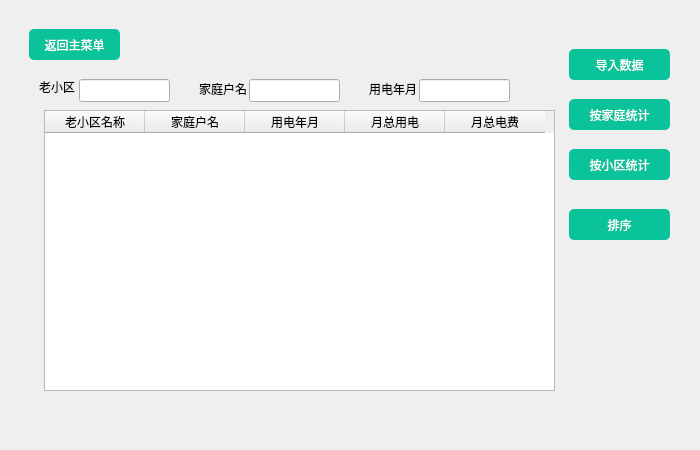
Old version of the form ElecSystem/Employee.ui in the repository RongjunZhou/ElecSys.
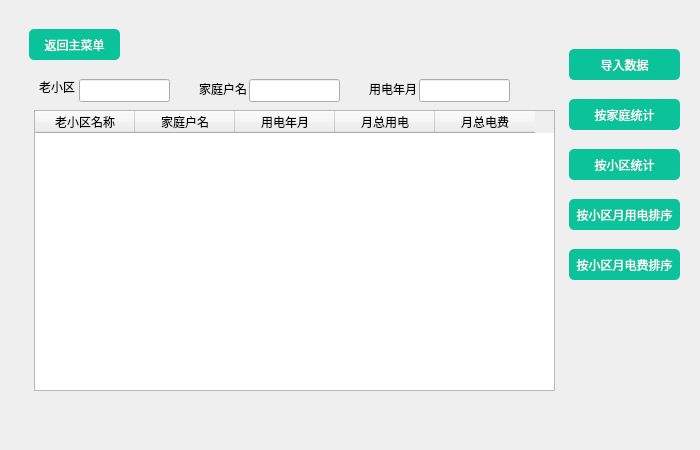
New version of the form. The open tabs and pages were chosen to show the change. Icons and pictures are not drawn.

Commit message: new:完善代码

Diff of the .ui file:
```diff
--- a/ElecSystem/Employee.ui
+++ b/ElecSystem/Employee.ui
@@ -311,9 +311,9 @@
        <widget class="QTableWidget" name="tableWidget_2">
         <property name="geometry">
          <rect>
-          <x>35</x>
+          <x>25</x>
           <y>101</y>
-          <width>511</width>
+          <width>521</width>
           <height>281</height>
          </rect>
         </property>
@@ -417,7 +417,7 @@
          <rect>
           <x>560</x>
           <y>40</y>
-          <width>101</width>
+          <width>111</width>
           <height>31</height>
          </rect>
         </property>
@@ -433,7 +433,7 @@
          <rect>
           <x>560</x>
           <y>90</y>
-          <width>101</width>
+          <width>111</width>
           <height>31</height>
          </rect>
         </property>
@@ -449,7 +449,7 @@
          <rect>
           <x>560</x>
           <y>140</y>
-          <width>101</width>
+          <width>111</width>
           <height>31</height>
          </rect>
         </property>
@@ -464,8 +464,8 @@
         <property name="geometry">
          <rect>
           <x>560</x>
-          <y>200</y>
-          <width>101</width>
+          <y>190</y>
+          <width>111</width>
           <height>31</height>
          </rect>
         </property>
@@ -473,7 +473,23 @@
          <string notr="true">font: 10pt &quot;微软雅黑&quot;;</string>
         </property>
         <property name="text">
-         <string>排序</string>
+         <string>按小区月用电排序</string>
+        </property>
+       </widget>
+       <widget class="QPushButton" name="pushButton_20">
+        <property name="geometry">
+         <rect>
+          <x>560</x>
+          <y>240</y>
+          <width>111</width>
+          <height>31</height>
+         </rect>
+        </property>
+        <property name="styleSheet">
+         <string notr="true">font: 10pt &quot;微软雅黑&quot;;</string>
+        </property>
+        <property name="text">
+         <string>按小区月电费排序</string>
         </property>
        </widget>
       </widget>
```
The commit also changes 2 other files.
